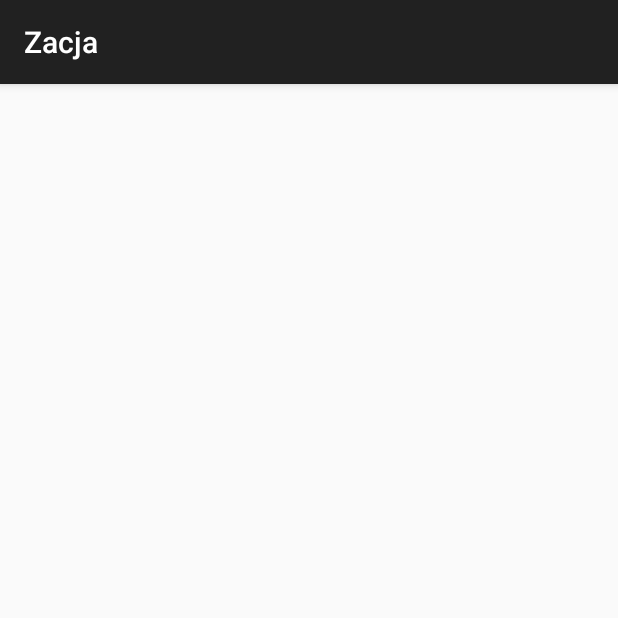
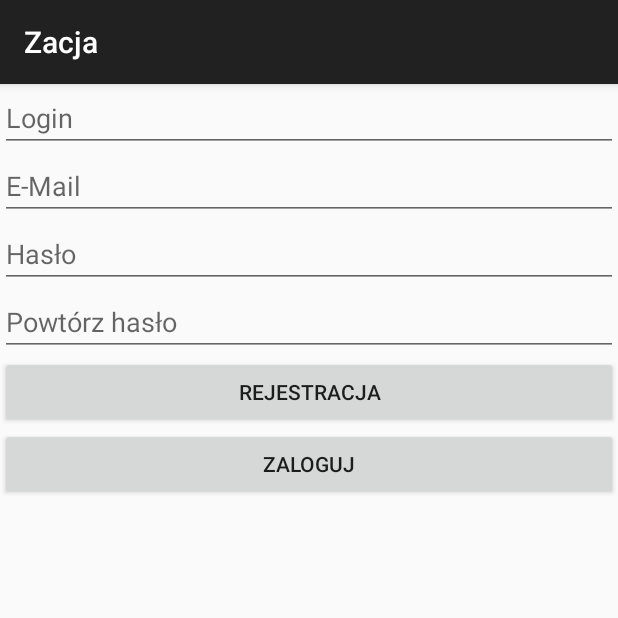
Before and after one commit to anonim1133/Zacja, an Android app: the fragment SignUp shown on its own in the app's theme, on a phone screen of 412 x 824 dp, the top half of it. Run offline under Robolectric (Android 15) with nearby library versions, the phone set to English and light mode, and no system bars.

Commit message:
Added Registration, and polished logging in.

```diff
--- a/app/src/main/java/me/anonim1133/zacja/Api.java
+++ b/app/src/main/java/me/anonim1133/zacja/Api.java
@@ -109,8 +109,6 @@ public class Api {
 
 		fields.clear();
 
-		Log.d("A", "URL: " + url);
-
 		HttpGet http = new HttpGet(url);
 
 		//Header with apikey
--- a/app/src/main/res/layout/fragment_main.xml
+++ /dev/null
@@ -1,12 +0,0 @@
-<FrameLayout xmlns:android="http://schemas.android.com/apk/res/android"
-                xmlns:tools="http://schemas.android.com/tools"
-                android:layout_width="match_parent"
-                android:layout_height="match_parent"
-                android:paddingLeft="@dimen/activity_horizontal_margin"
-                android:paddingRight="@dimen/activity_horizontal_margin"
-                android:paddingTop="@dimen/activity_vertical_margin"
-                android:paddingBottom="@dimen/activity_vertical_margin"
-                tools:context=".MainActivity$PlaceholderFragment"
-                android:id="@+id/container">
-
-</FrameLayout>
--- a/app/src/main/res/layout/signup.xml
+++ b/app/src/main/res/layout/signup.xml
@@ -4,4 +4,51 @@
               android:layout_width="match_parent"
               android:layout_height="match_parent">
 
+	<EditText
+		android:layout_width="match_parent"
+		android:layout_height="wrap_content"
+		android:id="@+id/txt_r_login"
+		android:layout_gravity="center_horizontal"
+		android:hint="@string/username"/>
+
+	<EditText
+		android:layout_width="match_parent"
+		android:layout_height="wrap_content"
+		android:id="@+id/txt_r_email"
+		android:layout_gravity="center_horizontal"
+		android:hint="@string/email"/>
+
+	<EditText
+		android:layout_width="match_parent"
+		android:layout_height="wrap_content"
+		android:inputType="textPassword"
+		android:ems="10"
+		android:id="@+id/txt_r_pass1"
+		android:layout_gravity="center_horizontal"
+		android:password="true"
+		android:hint="@string/password"/>
+
+	<EditText
+		android:layout_width="match_parent"
+		android:layout_height="wrap_content"
+		android:inputType="textPassword"
+		android:ems="10"
+		android:id="@+id/txt_r_pass2"
+		android:layout_gravity="center_horizontal"
+		android:password="true"
+		android:hint="@string/repeat_password"/>
+
+	<Button
+		android:layout_width="fill_parent"
+		android:layout_height="wrap_content"
+		android:text="@string/signup"
+		android:id="@+id/btn_up_signup"
+		android:layout_gravity="center_horizontal"/>
+
+	<Button
+		android:layout_width="fill_parent"
+		android:layout_height="wrap_content"
+		android:text="@string/signin"
+		android:id="@+id/btn_up_signin"
+		android:layout_gravity="center_horizontal"/>
 </LinearLayout>
--- a/app/src/main/res/values/error_strings.xml
+++ b/app/src/main/res/values/error_strings.xml
@@ -2,4 +2,7 @@
 <resources>
 	<string name="err_signin">Błąd logowania</string>
 	<string name="err_network">Błąd sieciowy</string>
+	<string name="err_passwords_not_matches">Podane hasła różnią się</string>
+	<string name="err_empty_fields">Wszystkie pola są wymagane</string>
+	<string name="err_up">Błąd podczas rejestracji, sprawdź dane po czym spróbuj ponownie.</string>
 </resources>
--- a/app/src/main/res/values/strings.xml
+++ b/app/src/main/res/values/strings.xml
@@ -8,6 +8,7 @@
 	<string name="username">Login</string>
 	<string name="password">Hasło</string>
 
-	<string name="signin_error">Błąd logowania</string>
+	<string name="email">E-Mail</string>
+	<string name="repeat_password">Powtórz hasło</string>
 
 </resources>
```
Also changed, not shown: app/src/main/java/me/anonim1133/zacja/MainActivity.java (+39 -1 lines), app/src/main/java/me/anonim1133/zacja/auth/SignIn.java (+22 -5 lines), app/src/main/java/me/anonim1133/zacja/auth/SignUp.java (+119 -1 lines), app/src/main/res/layout/signin.xml (+10 -2 lines).
